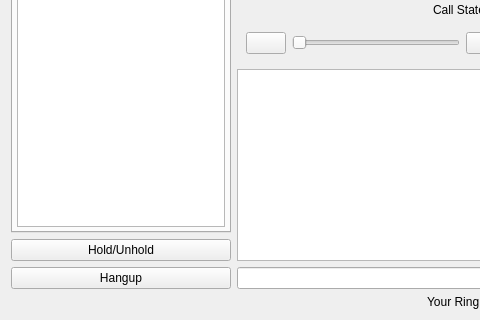
First picture: the form in callwidget.ui, repository savoirfairelinux/jami-client-windows, before the edit; both pictures show x 0 to 480 and y 375 to 695 of the 700 by 695 pixel window.
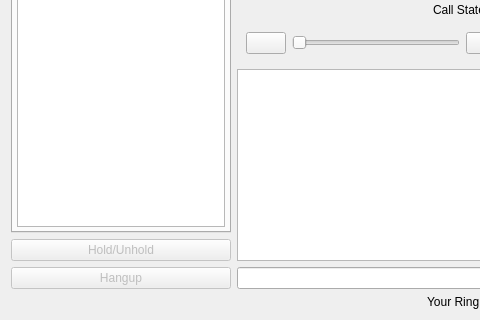
Second picture: the form after the edit. Icons and pictures are not drawn. Custom widgets are drawn as their Qt base class.

Commit message:
windows: disable call control when no current call
Refs #73662

Diff of the .ui file:
```diff
--- a/callwidget.ui
+++ b/callwidget.ui
@@ -135,6 +135,9 @@
      </item>
      <item>
       <widget class="QPushButton" name="holdButton">
+       <property name="enabled">
+        <bool>false</bool>
+       </property>
        <property name="text">
         <string>Hold/Unhold</string>
        </property>
@@ -146,6 +149,9 @@
      </item>
      <item>
       <widget class="QPushButton" name="hangupButton">
+       <property name="enabled">
+        <bool>false</bool>
+       </property>
        <property name="sizePolicy">
         <sizepolicy hsizetype="Minimum" vsizetype="Fixed">
          <horstretch>0</horstretch>
```
The commit also changes 2 other files.
